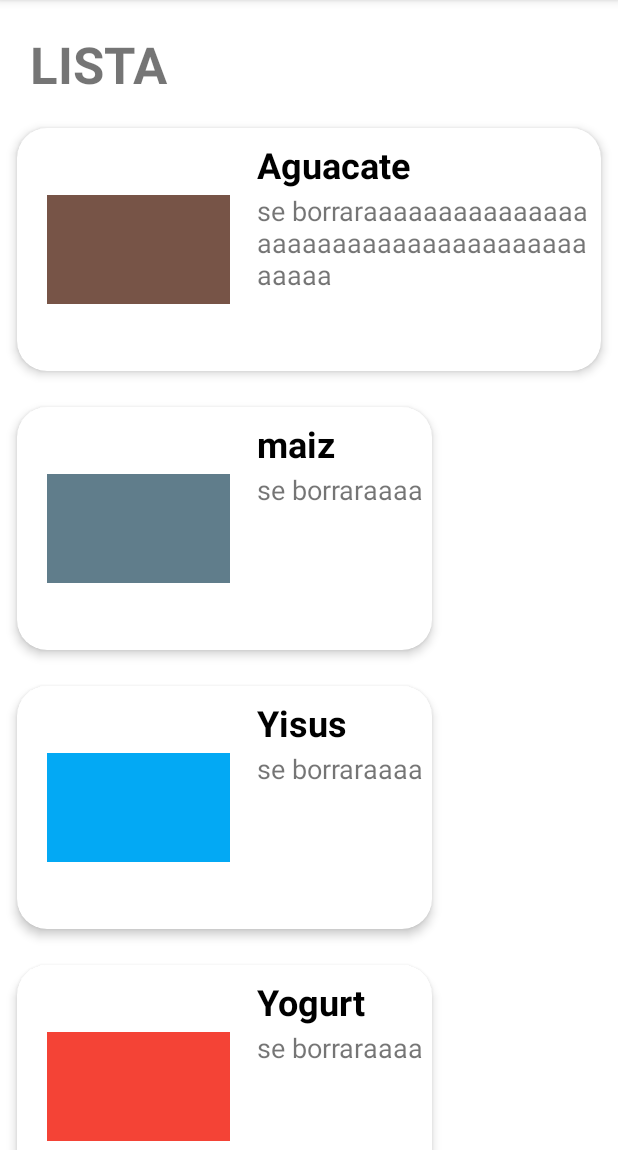
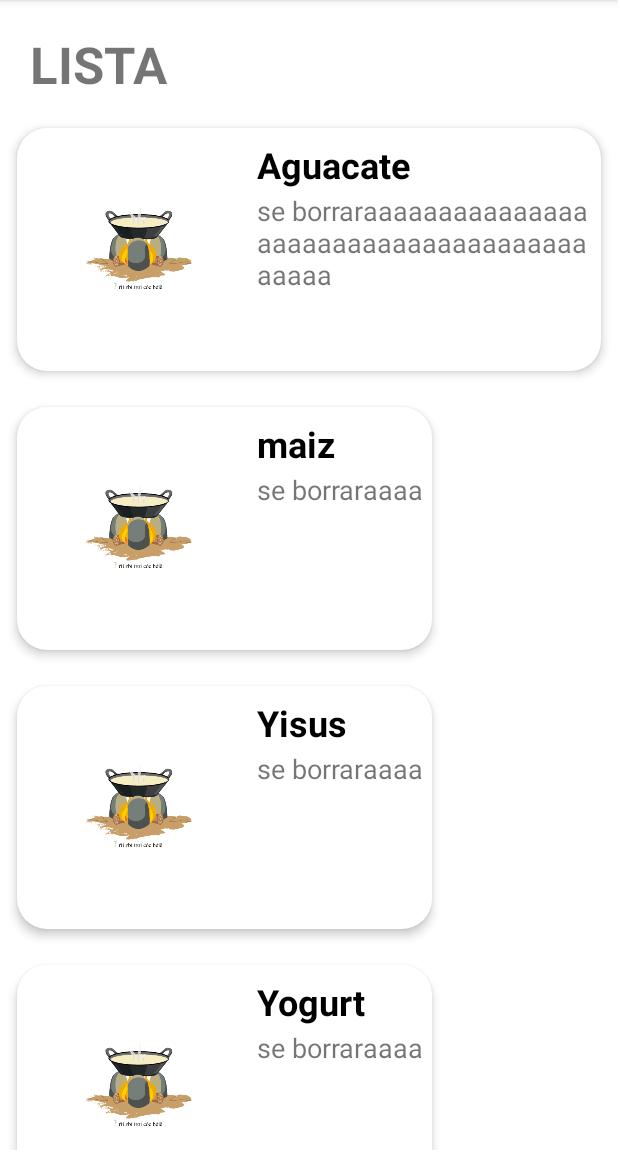
Before and after one commit to ImTeegan/DiccionarioBroranTerraba, an Android app: the DiccionarioActivity screen opened directly, with no data from a screen before it, on a phone screen of 412 x 824 dp, the part 84-1236 px from its top. Run offline under Robolectric (Android 15) with nearby library versions, the phone set to English and light mode, and no system bars; 1 statement that could not run was skipped.

Commit message:
RecylerView version 1 Adapter

```diff
--- a/app/build.gradle
+++ b/app/build.gradle
@@ -39,4 +39,7 @@ dependencies {
     implementation 'androidx.cardview:cardview:1.0.0'
     implementation 'androidx.recyclerview:recyclerview:1.1.0'
 
+    //Glide implementation
+    implementation 'com.github.bumptech.glide:glide:4.14.2'
+    annotationProcessor 'com.github.bumptech.glide:compiler:4.14.2'
 }
--- a/app/src/main/java/com/example/diccionariobroranterraba/DiccionarioActivity.java
+++ b/app/src/main/java/com/example/diccionariobroranterraba/DiccionarioActivity.java
@@ -22,10 +22,10 @@ public class DiccionarioActivity extends AppCompatActivity {
 
     public void init() { // puede estar en un archivo
         elements = new ArrayList<>();
-        elements.add(new ListElement("#775447", "Aguacate", "se borraraaaaaaaaaaaaaaaaaaaaaaaaaaaaaaaaaaaaaaaaaa"));
-        elements.add(new ListElement("#607d8b", "maiz", "se borraraaaa"));
-        elements.add(new ListElement("#03a9f4", "Yisus", "se borraraaaa"));
-        elements.add(new ListElement("#f44336", "Yogurt", "se borraraaaa"));
+        elements.add(new ListElement("Aguacate", "se borraraaaaaaaaaaaaaaaaaaaaaaaaaaaaaaaaaaaaaaaaaa"));
+        elements.add(new ListElement("maiz", "se borraraaaa"));
+        elements.add(new ListElement("Yisus", "se borraraaaa"));
+        elements.add(new ListElement("Yogurt", "se borraraaaa"));
 
         ListAdapter listAdapter = new ListAdapter(elements, this);
         RecyclerView recyclerView = findViewById(R.id.diccionarioRecycler);
--- a/app/src/main/java/com/example/diccionariobroranterraba/ListAdapter.java
+++ b/app/src/main/java/com/example/diccionariobroranterraba/ListAdapter.java
@@ -52,7 +52,7 @@ public class ListAdapter extends RecyclerView.Adapter<ListAdapter.ViewHolder>{
         }
 
         void bindData (final ListElement item) {
-            iconImage.setColorFilter(Color.parseColor(item.getColor()), PorterDuff.Mode.SRC_IN);
+           // iconImage.setColorFilter(Color.parseColor(item.getColor()), PorterDuff.Mode.SRC_IN);
             name.setText(item.getName());
             city.setText(item.getCity());
         }
--- a/app/src/main/java/com/example/diccionariobroranterraba/ListElement.java
+++ b/app/src/main/java/com/example/diccionariobroranterraba/ListElement.java
@@ -5,8 +5,8 @@ public class ListElement {
     public String name;
     public String city;
 
-    public ListElement(String color, String name, String city) {
-        this.color = color;
+    public ListElement( String name, String city) {
+
         this.name = name;
         this.city = city;
     }
```
